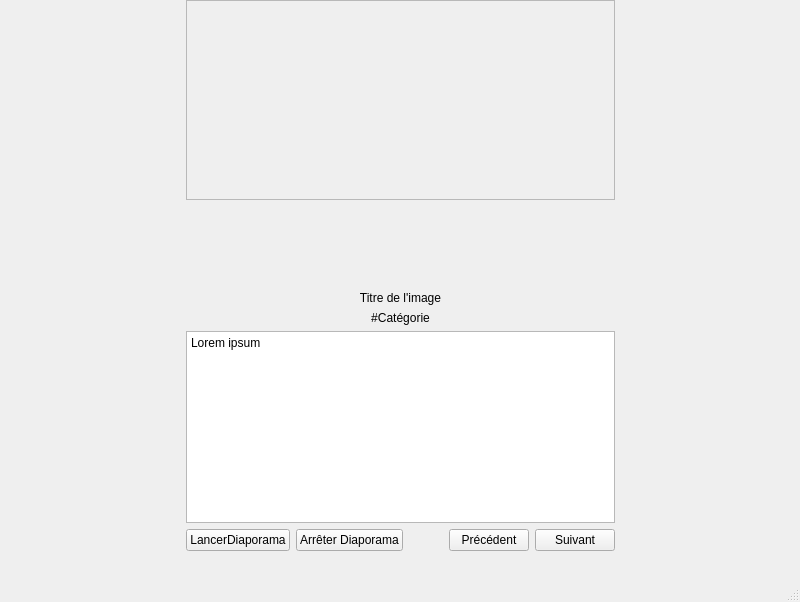
Old version of the form V1-Gauthier/v1/lecteurvue.ui in the repository Solenelina/S2.01-DevApp.
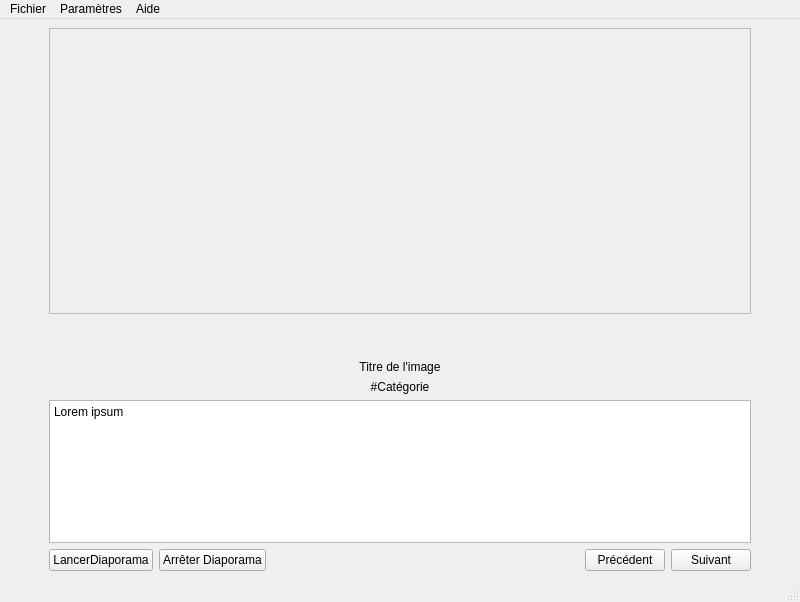
New version of the form.

Commit message: Ajout des signaux de la barre de menu

```diff
--- a/V1-Gauthier/v1/lecteurvue.ui
+++ b/V1-Gauthier/v1/lecteurvue.ui
@@ -14,16 +14,9 @@
    <string>LecteurVue</string>
   </property>
   <widget class="QWidget" name="centralwidget">
-   <widget class="QWidget" name="horizontalLayoutWidget">
-    <property name="geometry">
-     <rect>
-      <x>0</x>
-      <y>0</y>
-      <width>801</width>
-      <height>551</height>
-     </rect>
-    </property>
-    <layout class="QHBoxLayout" name="horizontalLayout">
+   <layout class="QHBoxLayout" name="horizontalLayout_3">
+    <item>
+     <layout class="QHBoxLayout" name="horizontalLayout" stretch="0,1,0">
      <item>
       <spacer name="horizontalSpacer">
        <property name="orientation">
@@ -38,7 +31,7 @@
       </spacer>
      </item>
      <item>
-      <layout class="QVBoxLayout" name="verticalLayout">
+       <layout class="QVBoxLayout" name="verticalLayout" stretch="2,0,0,0,1,0">
        <item>
         <widget class="QFrame" name="frame">
          <property name="minimumSize">
@@ -160,7 +153,8 @@
       </spacer>
      </item>
     </layout>
-   </widget>
+    </item>
+   </layout>
   </widget>
   <widget class="QMenuBar" name="menubar">
    <property name="geometry">
@@ -171,6 +165,28 @@
      <height>22</height>
     </rect>
    </property>
+   <widget class="QMenu" name="menuFichier">
+    <property name="title">
+     <string>Fichier</string>
+    </property>
+    <addaction name="actionQuitter"/>
+   </widget>
+   <widget class="QMenu" name="menuParam_tres">
+    <property name="title">
+     <string>Paramètres</string>
+    </property>
+    <addaction name="actionVitesseDeDefilement"/>
+    <addaction name="actionEnleverLeDiaporama"/>
+   </widget>
+   <widget class="QMenu" name="menuAide">
+    <property name="title">
+     <string>Aide</string>
+    </property>
+    <addaction name="actionAProposDe"/>
+   </widget>
+   <addaction name="menuFichier"/>
+   <addaction name="menuParam_tres"/>
+   <addaction name="menuAide"/>
   </widget>
   <widget class="QStatusBar" name="statusbar"/>
  </widget>
```
Left out of the diff: 20 changed lines with no effect on the pictures. Lines whose indentation alone changed are shown as unchanged. The commit also changes 14 other files.
